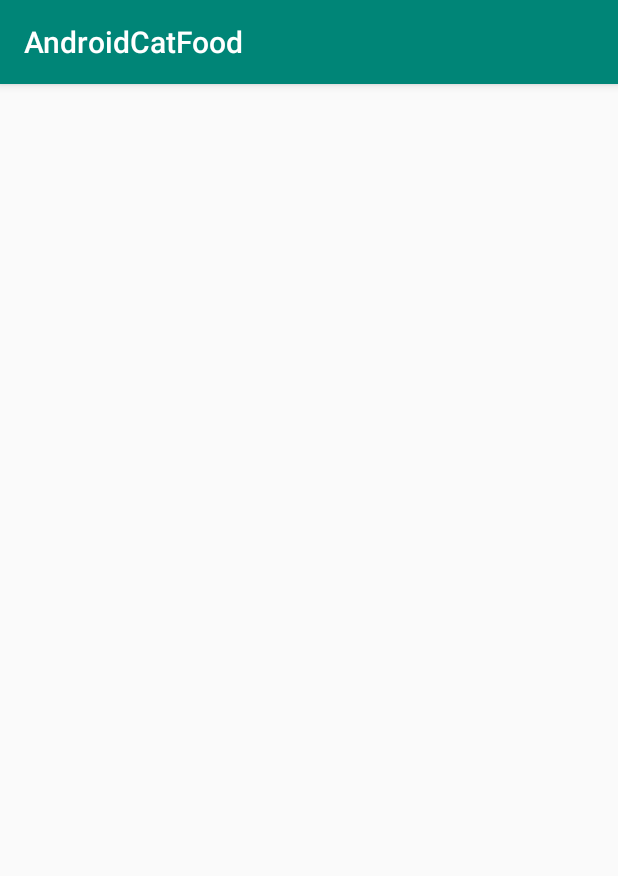
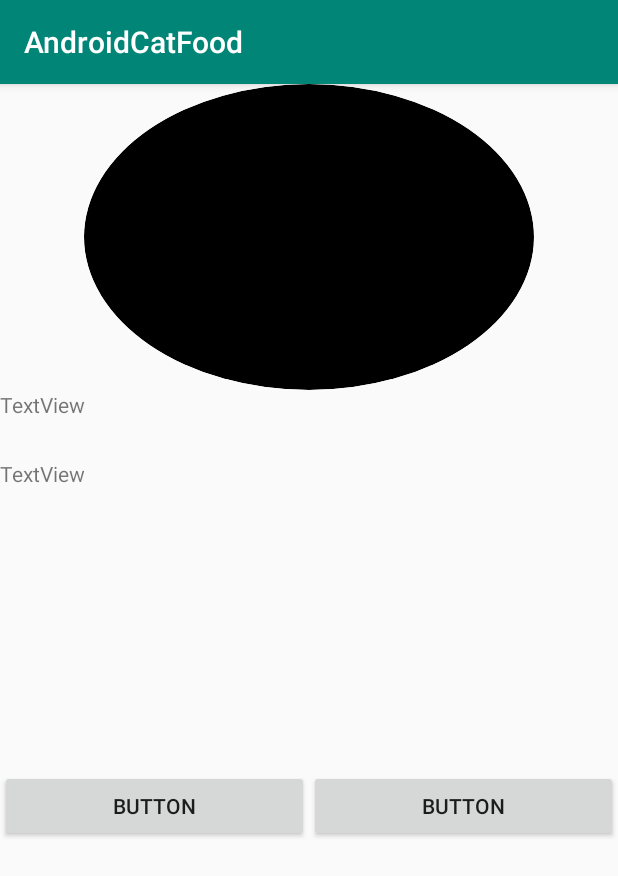
Before and after one commit to 1n01raymond/AndroidCatFood, an Android app: the FoodSpotInfoActivity screen opened directly, with no data from a screen before it, on a phone screen of 412 x 824 dp. Shown: the top 876 px of the screen. Run offline under Robolectric (Android 15) with nearby library versions, the phone set to English and light mode, and no system bars.

Commit message:
고양이 게시판 추가

```diff
--- a/AndroidCatFood/app/src/main/java/com/inha/androidcatfood/FoodSpotInfoActivity.java
+++ b/AndroidCatFood/app/src/main/java/com/inha/androidcatfood/FoodSpotInfoActivity.java
@@ -1,7 +1,10 @@
 package com.inha.androidcatfood;
 
+import android.graphics.drawable.ShapeDrawable;
+import android.graphics.drawable.shapes.OvalShape;
 import android.support.v7.app.AppCompatActivity;
 import android.os.Bundle;
+import android.widget.ImageView;
 
 public class FoodSpotInfoActivity extends AppCompatActivity {
 
@@ -9,5 +12,14 @@ public class FoodSpotInfoActivity extends AppCompatActivity {
     protected void onCreate(Bundle savedInstanceState) {
         super.onCreate(savedInstanceState);
         setContentView(R.layout.activity_food_spot_info);
+        String _id = getIntent().getStringExtra("_id");
+        initControls();
     }
+
+    private void initControls() {
+        ImageView imageView = (ImageView) findViewById(R.id.imageView);
+        imageView.setBackground(new ShapeDrawable(new OvalShape()));
+        imageView.setClipToOutline(true);
+    }
+
 }
--- a/AndroidCatFood/app/src/main/res/layout/activity_food_spot_info.xml
+++ b/AndroidCatFood/app/src/main/res/layout/activity_food_spot_info.xml
@@ -1,10 +1,63 @@
 <?xml version="1.0" encoding="utf-8"?>
-<android.support.constraint.ConstraintLayout
+<LinearLayout
         xmlns:android="http://schemas.android.com/apk/res/android"
         xmlns:tools="http://schemas.android.com/tools"
         xmlns:app="http://schemas.android.com/apk/res-auto"
+        android:orientation="vertical"
         android:layout_width="match_parent"
         android:layout_height="match_parent"
         tools:context=".FoodSpotInfoActivity">
 
-</android.support.constraint.ConstraintLayout>
+    <ImageView
+            android:layout_width="300dp"
+            android:layout_height="150dp"
+            tools:srcCompat="@tools:sample/avatars[3]"
+            android:id="@+id/imageView"
+            android:layout_weight="2"
+            android:layout_gravity="center|center_horizontal|center_vertical"/>
+    <TextView
+            android:text="TextView"
+            android:layout_width="match_parent"
+            android:layout_height="wrap_content"
+            android:id="@+id/textView"
+            android:layout_weight="1"/>
+    <TextView
+            android:text="TextView"
+            android:layout_width="match_parent"
+            android:layout_height="wrap_content"
+            android:id="@+id/textView2"
+            android:layout_weight="1"/>
+    <LinearLayout
+            android:orientation="horizontal"
+            android:layout_width="match_parent"
+            android:layout_height="80dp"
+            android:layout_weight="3"
+            android:padding="10dp">
+        <LinearLayout
+                android:orientation="vertical"
+                android:layout_width="match_parent"
+                android:layout_height="match_parent"
+                android:layout_weight="2">
+        </LinearLayout>
+    </LinearLayout>
+
+    <LinearLayout
+            android:orientation="horizontal"
+            android:layout_width="match_parent"
+            android:layout_height="66dp"
+            android:layout_weight="9">
+        <Button
+                android:text="Button"
+                android:layout_width="match_parent"
+                android:layout_height="wrap_content"
+                android:id="@+id/button2"
+                android:layout_weight="1"/>
+        <Button
+                android:text="Button"
+                android:layout_width="match_parent"
+                android:layout_height="wrap_content"
+                android:id="@+id/button4"
+                android:layout_weight="1"/>
+    </LinearLayout>
+
+</LinearLayout>
```
